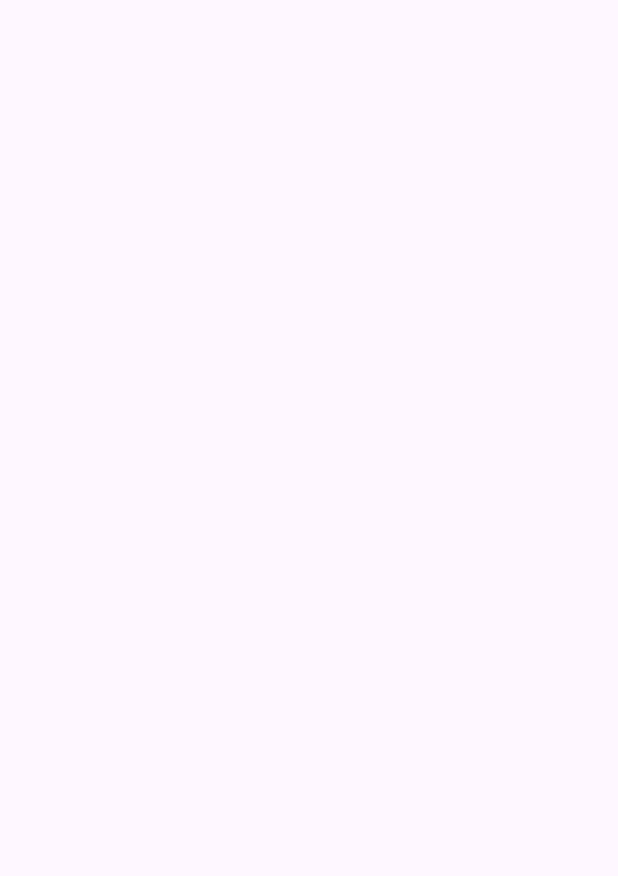
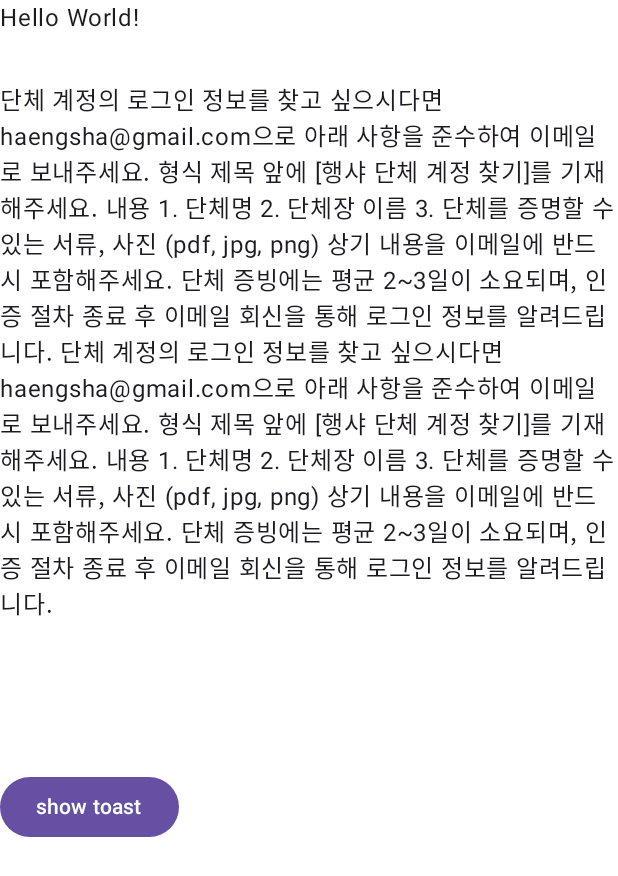
Before and after one commit to snuhcs-course/swpp-2023-project-team-14, an Android app built with Jetpack Compose: the screen it shows after launch (MainActivity), on a phone screen of 412 x 824 dp. Before the commit the part shown is empty. Shown: the top 876 px of the screen. Run offline under Robolectric (Android 15) with nearby library versions, the phone set to English and light mode, and no system bars.

Commit message:
feat/frontend: add UI components

```diff
--- a/frontend/app/src/main/java/com/example/haengsha/MainActivity.kt
+++ b/frontend/app/src/main/java/com/example/haengsha/MainActivity.kt
@@ -8,6 +8,7 @@ import androidx.compose.material3.MaterialTheme
 import androidx.compose.material3.Surface
 import androidx.compose.ui.Modifier
 import com.example.haengsha.ui.theme.HaengshaTheme
+import com.example.haengsha.ui.uiComponents.ToastPreview
 
 class MainActivity : ComponentActivity() {
     override fun onCreate(savedInstanceState: Bundle?) {
@@ -19,7 +20,7 @@ class MainActivity : ComponentActivity() {
                     modifier = Modifier.fillMaxSize(),
                     color = MaterialTheme.colorScheme.background
                 ) {
-                    /* TODO HaengshaApp() */
+                    ToastPreview()
                 }
             }
         }
--- a/frontend/app/src/main/java/com/example/haengsha/ui/theme/Color.kt
+++ b/frontend/app/src/main/java/com/example/haengsha/ui/theme/Color.kt
@@ -10,10 +10,13 @@ val Purple40 = Color(0xFF6650a4)
 val PurpleGrey40 = Color(0xFF625b71)
 val Pink40 = Color(0xFF7D5260)
 
+/* Theme 설정 필요할 때 사용
 val ModalTitleBlue = Color(0xFF006382)  // 모달의 굵은 글씨 색깔
 val ToastBlue = Color(0xFF84AEFF)       // 토스트의 배경색
 val ButtonBlue = Color(0xFF0089ED)      // 행샤 공통 버튼의 활성화 배경색
 val ButtonGrey = Color(0xFFC5C5C5)      // 행샤 공통 버튼의 비활성화 배경색
+val ModalButtonBlue = Color(0xFF36B5F5) // 모달의 확인 버튼 배경색
+val ModalButtonRed = Color(0xFFF91414)  // 모달의 취소 버튼 배경색
 
 val FieldStrokeBlue = Color(0xFF4285F4) // 입력창 포커싱 됐을 때 테두리색
 val FieldStrokeRed = Color(0xFFFF0000)  // 입력창 오류났을 때 테두리색
@@ -30,3 +33,4 @@ val RecommendModalColor = Color(0xFFFCFFEB) // 홈화면의 맞춤 추천 모달
 
 val PlaceholderGrey = Color(0xFFADB5BD) // 입력창의 placeholder 텍스트 색
 val BackgroundGrey = Color(0xFFF1F1F1)  // placeholder가 있는 입력창의 배경색
+*/
--- a/frontend/app/src/main/java/com/example/haengsha/ui/theme/Type.kt
+++ b/frontend/app/src/main/java/com/example/haengsha/ui/theme/Type.kt
@@ -24,7 +24,7 @@ val poppins = FontFamily(
     Font(R.font.poppins_bold_italic, FontWeight.Bold, FontStyle.Italic),
     Font(R.font.poppins_extra_light_italic, FontWeight.ExtraLight, FontStyle.Italic),
     Font(R.font.poppins_semi_bold_italic, FontWeight.SemiBold, FontStyle.Italic),
-    Font(R.font.poppins_thin_italic, FontWeight.Thin, FontStyle.Italic),
+    Font(R.font.poppins_thin_italic, FontWeight.Thin, FontStyle.Italic)
 )
 
 // Set of Material typography styles to start with
--- /dev/null
+++ b/frontend/app/src/main/java/com/example/haengsha/ui/uiComponents/Toast.kt
@@ -0,0 +1,92 @@
+package com.example.haengsha.ui.uiComponents
+
+import androidx.compose.foundation.background
+import androidx.compose.foundation.layout.Box
+import androidx.compose.foundation.layout.Column
+import androidx.compose.foundation.layout.Spacer
+import androidx.compose.foundation.layout.fillMaxSize
+import androidx.compose.foundation.layout.height
+import androidx.compose.foundation.layout.padding
+import androidx.compose.foundation.layout.size
+import androidx.compose.foundation.shape.RoundedCornerShape
+import androidx.compose.material3.Button
+import androidx.compose.material3.Text
+import androidx.compose.runtime.Composable
+import androidx.compose.runtime.LaunchedEffect
+import androidx.compose.runtime.getValue
+import androidx.compose.runtime.mutableStateOf
+import androidx.compose.runtime.remember
+import androidx.compose.runtime.setValue
+import androidx.compose.ui.Alignment
+import androidx.compose.ui.Modifier
+import androidx.compose.ui.draw.clip
+import androidx.compose.ui.graphics.Color
+import androidx.compose.ui.res.colorResource
+import androidx.compose.ui.res.stringResource
+import androidx.compose.ui.text.font.FontWeight
+import androidx.compose.ui.text.style.TextAlign
+import androidx.compose.ui.unit.dp
+import androidx.compose.ui.unit.sp
+import com.example.haengsha.R
+import com.example.haengsha.ui.theme.poppins
+import kotlinx.coroutines.delay
+
+@Composable
+fun Toast(message: String) {
+    Box(
+        modifier = Modifier
+            .size(width = 220.dp, height = 40.dp)
+            .clip(RoundedCornerShape(15.dp))
+            .background(color = colorResource(id = R.color.ToastBlue)),
+        contentAlignment = Alignment.Center
+    ) {
+        Text(
+            modifier = Modifier.padding(top = 2.dp),
+            text = message,
+            color = Color.White,
+            fontFamily = poppins,
+            fontWeight = FontWeight.SemiBold,
+            fontSize = 14.sp,
+            textAlign = TextAlign.Center
+        )
+    }
+}
+
+@Composable
+fun ShowToast(message: String, triggerToast: Boolean, toastKey: Int) {
+    var toastState by remember { mutableStateOf(triggerToast) }
+
+    LaunchedEffect(key1 = toastKey) {
+        if (triggerToast) {
+            toastState = true
+            delay(1000)
+            toastState = false
+        }
+    }
+
+    if (toastState) {
+        Toast(message = message)
+    }
+}
+
+// 토스트 예제
+@Composable
+fun ToastPreview() {
+    var triggerToast by remember { mutableStateOf(false) }
+    var toastKey by remember { mutableStateOf(0) }
+
+    Column(
+        modifier = Modifier
+            .fillMaxSize()
+            .background(Color.White)
+    ) {
+        Text("Hello World!")
+        Spacer(modifier = Modifier.height(30.dp))
+        Text(stringResource(id = R.string.long_text))
+        Spacer(modifier = Modifier.height(100.dp))
+        Button(onClick = { triggerToast = true; toastKey++ }
+        ) { Text("show toast") }
+        Spacer(modifier = Modifier.height(50.dp))
+        ShowToast("비밀번호를 입력해주세요", triggerToast, toastKey)
+    }
+}
--- a/frontend/app/src/main/res/values/strings.xml
+++ b/frontend/app/src/main/res/values/strings.xml
@@ -1,3 +1,4 @@
 <resources>
     <string name="app_name">Haengsha</string>
+    <string name="long_text">단체 계정의 로그인 정보를 찾고 싶으시다면 haengsha@gmail.com으로 아래 사항을 준수하여 이메일로 보내주세요. 형식 제목 앞에 [행샤 단체 계정 찾기]를 기재해주세요. 내용 1. 단체명 2. 단체장 이름 3. 단체를 증명할 수 있는 서류, 사진 (pdf, jpg, png) 상기 내용을 이메일에 반드시 포함해주세요. 단체 증빙에는 평균 2~3일이 소요되며, 인증 절차 종료 후 이메일 회신을 통해 로그인 정보를 알려드립니다. 단체 계정의 로그인 정보를 찾고 싶으시다면 haengsha@gmail.com으로 아래 사항을 준수하여 이메일로 보내주세요. 형식 제목 앞에 [행샤 단체 계정 찾기]를 기재해주세요. 내용 1. 단체명 2. 단체장 이름 3. 단체를 증명할 수 있는 서류, 사진 (pdf, jpg, png) 상기 내용을 이메일에 반드시 포함해주세요. 단체 증빙에는 평균 2~3일이 소요되며, 인증 절차 종료 후 이메일 회신을 통해 로그인 정보를 알려드립니다.</string>
 </resources>
```
Also changed, not shown: frontend/app/build.gradle.kts (+14 -4 lines), frontend/app/src/main/java/com/example/haengsha/ui/screens/SignupScreen.kt (added, +15 -0 lines), frontend/app/src/main/java/com/example/haengsha/ui/screens/SignupTypeScreen.kt (added, +15 -0 lines), frontend/app/src/main/java/com/example/haengsha/ui/uiComponents/CommonButton.kt (added, +84 -0 lines), frontend/app/src/main/java/com/example/haengsha/ui/uiComponents/ModalButton.kt (added, +87 -0 lines), frontend/app/src/main/res/values/colors.xml (+48 -0 lines).
